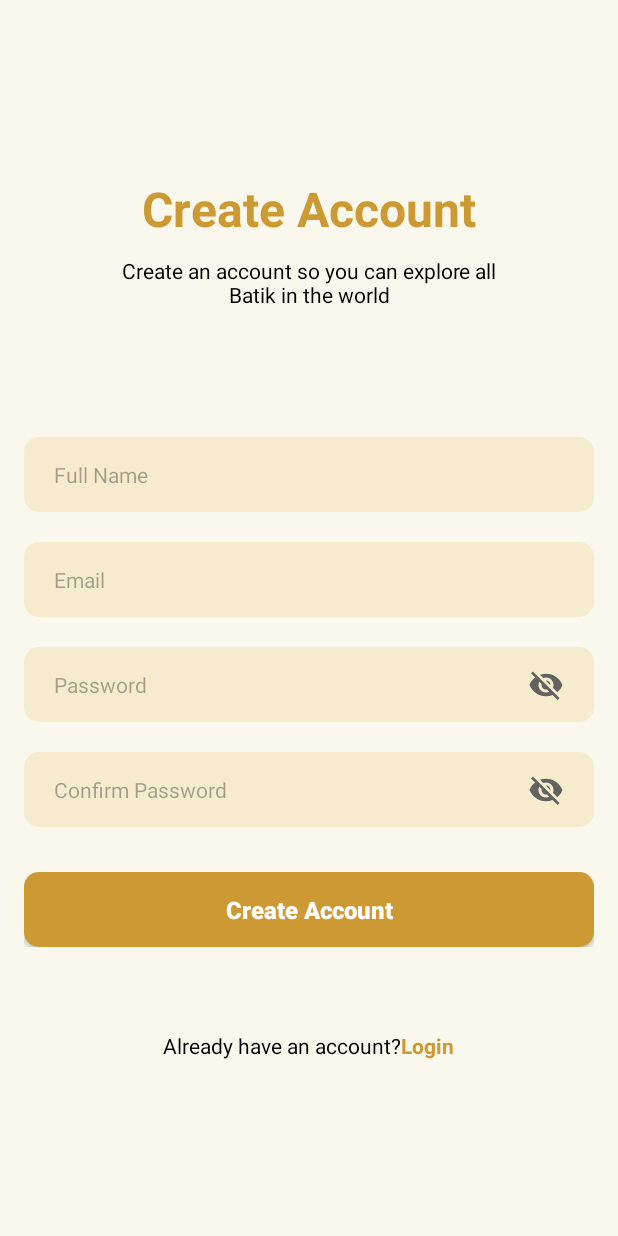
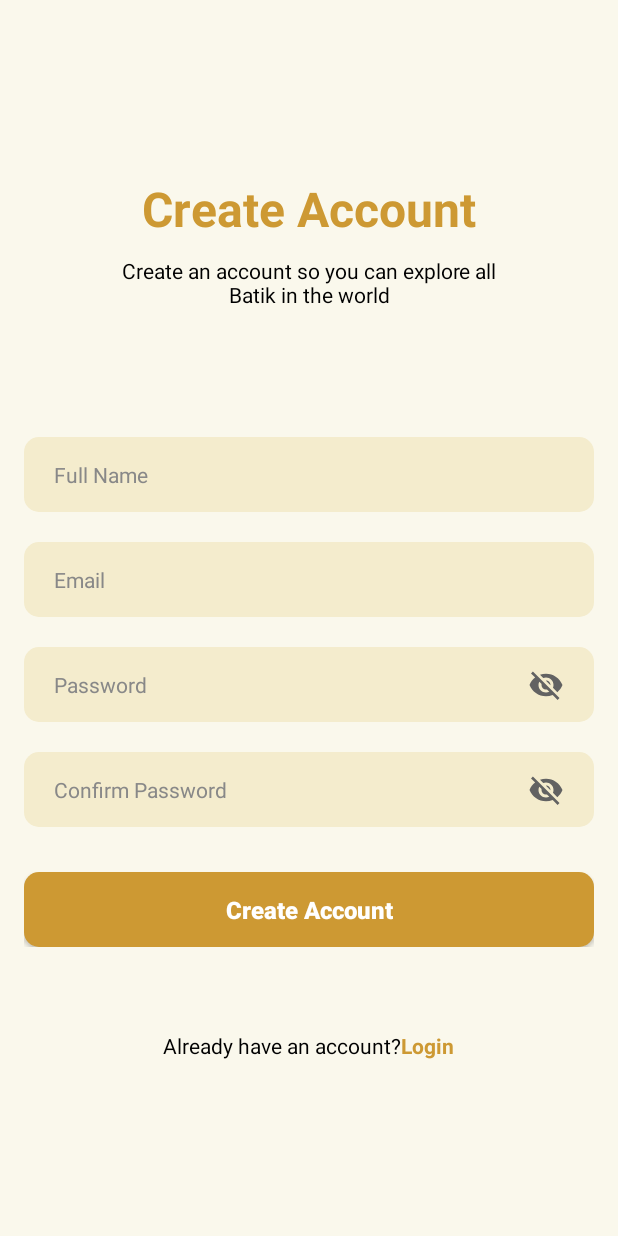
Before and after one commit to AgusSyuhada/batik-loka, an Android app: the RegisterActivity screen opened directly, with no data from a screen before it, on a phone screen of 412 x 824 dp. Run offline under Robolectric (Android 15) with nearby library versions, the phone set to English and light mode, and no system bars; libraries missing offline, so code that uses them is left out: com.yalantis.ucrop; 1 statement that could not run was skipped.

Commit message:
Dark Theme Mode Added UPDATE 22:02 10/12/2024

```diff
--- a/mobile-development/app/app/src/main/res/layout/activity_email_verification.xml
+++ b/mobile-development/app/app/src/main/res/layout/activity_email_verification.xml
@@ -47,6 +47,7 @@
             android:layout_height="50dp"
             android:background="@drawable/custom_edittext_background"
             android:hint="@string/email_hint"
+            android:textColorHint="@color/text_hint"
             android:paddingHorizontal="20dp"
             android:inputType="textEmailAddress"
             android:textAlignment="center"
--- a/mobile-development/app/app/src/main/res/layout/activity_login.xml
+++ b/mobile-development/app/app/src/main/res/layout/activity_login.xml
@@ -67,6 +67,7 @@
                 android:layout_height="50dp"
                 android:background="@drawable/custom_edittext_background"
                 android:hint="@string/email_hint"
+                android:textColorHint="@color/text_hint"
                 android:inputType="textEmailAddress"
                 android:paddingHorizontal="20dp"
                 android:textSize="14sp"
@@ -88,6 +89,7 @@
                     android:layout_height="50dp"
                     android:background="@drawable/custom_edittext_background"
                     android:hint="@string/password_hint"
+                    android:textColorHint="@color/text_hint"
                     android:inputType="textPassword"
                     android:paddingStart="20dp"
                     android:paddingEnd="64dp"
--- a/mobile-development/app/app/src/main/res/layout/activity_register.xml
+++ b/mobile-development/app/app/src/main/res/layout/activity_register.xml
@@ -94,6 +94,7 @@
                 android:layout_height="50dp"
                 android:background="@drawable/custom_edittext_background"
                 android:hint="@string/full_name_hint"
+                android:textColorHint="@color/text_hint"
                 android:inputType="textPersonName"
                 android:paddingStart="20dp"
                 android:textSize="14sp"
@@ -109,6 +110,7 @@
                 android:layout_marginTop="20dp"
                 android:background="@drawable/custom_edittext_background"
                 android:hint="@string/email_hint"
+                android:textColorHint="@color/text_hint"
                 android:inputType="textEmailAddress"
                 android:paddingStart="20dp"
                 android:textSize="14sp"
@@ -130,6 +132,7 @@
                     android:layout_height="50dp"
                     android:background="@drawable/custom_edittext_background"
                     android:hint="@string/password_hint"
+                    android:textColorHint="@color/text_hint"
                     android:inputType="textPassword"
                     android:paddingStart="20dp"
                     android:textSize="14sp"
@@ -167,6 +170,7 @@
                     android:layout_height="50dp"
                     android:background="@drawable/custom_edittext_background"
                     android:hint="@string/confirm_password_hint"
+                    android:textColorHint="@color/text_hint"
                     android:inputType="textPassword"
                     android:paddingStart="20dp"
                     android:textSize="14sp"
--- a/mobile-development/app/app/src/main/res/layout/activity_verification.xml
+++ b/mobile-development/app/app/src/main/res/layout/activity_verification.xml
@@ -47,6 +47,7 @@
             android:layout_height="50dp"
             android:background="@drawable/custom_edittext_background"
             android:hint="@string/enter_verification_code_hint"
+            android:textColorHint="@color/text_hint"
             android:inputType="number"
             android:textAlignment="center"
             android:textSize="14sp"
--- a/mobile-development/app/app/src/main/res/layout/dialog_change_password.xml
+++ b/mobile-development/app/app/src/main/res/layout/dialog_change_password.xml
@@ -45,6 +45,7 @@
             android:layout_height="45dp"
             android:background="@drawable/ivory_white_edit_text_background"
             android:hint="Verification Code"
+            android:textColorHint="@color/text_hint"
             android:inputType="number"
             android:maxLength="6"
             android:paddingStart="20dp"
@@ -71,6 +72,7 @@
             android:background="@drawable/ivory_white_edit_text_background"
             android:hint="New Password"
             android:inputType="textPassword"
+            android:textColorHint="@color/text_hint"
             android:paddingStart="20dp"
             android:textSize="12sp"
             app:layout_constraintEnd_toEndOf="parent"
@@ -107,6 +109,7 @@
             android:layout_height="45dp"
             android:background="@drawable/ivory_white_edit_text_background"
             android:hint="Confirm New Password"
+            android:textColorHint="@color/text_hint"
             android:inputType="textPassword"
             android:paddingStart="20dp"
             android:textSize="12sp"
--- a/mobile-development/app/app/src/main/res/layout/dialog_edit_name.xml
+++ b/mobile-development/app/app/src/main/res/layout/dialog_edit_name.xml
@@ -45,6 +45,7 @@
             android:layout_height="45dp"
             android:background="@drawable/ivory_white_edit_text_background"
             android:hint="@string/enter_your_name"
+            android:textColorHint="@color/text_hint"
             android:inputType="textPersonName"
             android:paddingHorizontal="20dp"
             android:textSize="12sp"
--- a/mobile-development/app/app/src/main/res/values-night/colors.xml
+++ b/mobile-development/app/app/src/main/res/values-night/colors.xml
@@ -13,6 +13,7 @@
     <color name="card_textbox2">#C4CBD5</color>
     <color name="tourtext_primary">#F3F7F8</color>
     <color name="tourtext_secondary">#F3F7F8</color>
+    <color name="text_hint">#626262</color>
 
     <color name="primary_light">#CD9933</color>
     <color name="primary_dark">#2A3139</color>
--- a/mobile-development/app/app/src/main/res/values/colors.xml
+++ b/mobile-development/app/app/src/main/res/values/colors.xml
@@ -14,6 +14,7 @@
     <color name="card_textbox2">#FAF8EC</color>
     <color name="tourtext_primary">#CD9933</color>
     <color name="tourtext_secondary">#FF000000</color>
+    <color name="text_hint">#888888</color>
 
     <color name="primary_light">#CD9933</color>
     <color name="primary_dark">#2A3139</color>
```
